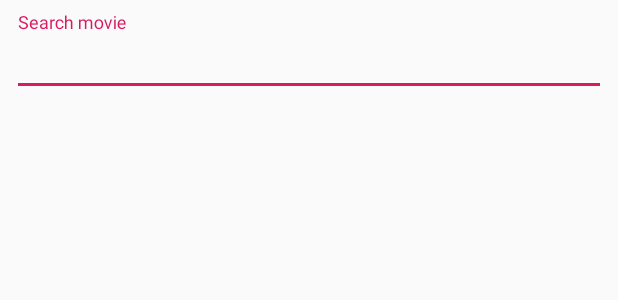
After one commit to Malrok/TMDB, an Android app: the layout fragment_search_movie_list.xml on its own in the app's theme, with its tools: preview values and no code run, on a phone screen of 412 x 824 dp. The commit adds this screen. Shown: the top 300 px of the screen. Run offline under Robolectric (Android 15) with nearby library versions, the phone set to English and light mode, and no system bars.

Commit message:
added navigation component wip: search movie fragment

```diff
--- a/app/build.gradle
+++ b/app/build.gradle
@@ -23,6 +23,7 @@ android {
 
 dependencies {
     def dagger_version = "2.23.1"
+    def nav_version = "2.1.0-alpha05"
 
     implementation fileTree(dir: 'libs', include: ['*.jar'])
     implementation "org.jetbrains.kotlin:kotlin-stdlib-jdk7:$kotlin_version"
@@ -34,6 +35,10 @@ dependencies {
     implementation 'androidx.recyclerview:recyclerview:1.1.0-alpha04'
     implementation 'androidx.cardview:cardview:1.0.0'
     implementation 'com.google.android.material:material:1.0.0'
+
+    implementation "androidx.navigation:navigation-fragment-ktx:$nav_version" // For Kotlin use navigation-fragment-ktx
+    implementation "androidx.navigation:navigation-ui-ktx:$nav_version" // For Kotlin use navigation-ui-ktx
+
 
     implementation 'com.squareup.picasso:picasso:2.71828'
     implementation 'com.jakewharton.timber:timber:4.7.1'
--- a/app/src/main/java/com/moventes/moventest/tmdb/di/AppComponent.kt
+++ b/app/src/main/java/com/moventes/moventest/tmdb/di/AppComponent.kt
@@ -14,6 +14,7 @@ import dagger.android.AndroidInjectionModule
         (AppModule::class),
         (MainActivityModule::class),
         (RecentMoviesFragmentModule::class),
+        (SearchMovieFragmentModule::class),
         (RetrofitModule::class)
     ]
 )
--- /dev/null
+++ b/app/src/main/res/layout/fragment_search_movie_list.xml
@@ -0,0 +1,28 @@
+<?xml version="1.0" encoding="utf-8"?>
+<androidx.constraintlayout.widget.ConstraintLayout xmlns:android="http://schemas.android.com/apk/res/android"
+                                                   xmlns:app="http://schemas.android.com/apk/res-auto"
+                                                   xmlns:tools="http://schemas.android.com/tools"
+                                                   android:layout_width="match_parent"
+                                                   android:layout_height="match_parent"
+                                                   tools:context=".fragments.searchmovie.SearchMovieFragment"
+>
+    <com.google.android.material.textfield.TextInputLayout
+            android:layout_width="0dp"
+            android:layout_height="wrap_content" app:layout_constraintTop_toTopOf="parent"
+            app:layout_constraintStart_toStartOf="parent" app:layout_constraintEnd_toEndOf="parent"
+            android:layout_marginStart="8dp" android:layout_marginTop="8dp" android:layout_marginEnd="8dp"
+            android:id="@+id/search">
+
+        <com.google.android.material.textfield.TextInputEditText
+                android:layout_width="match_parent"
+                android:layout_height="wrap_content"
+                android:hint="@string/search_movie_hint"/>
+    </com.google.android.material.textfield.TextInputLayout>
+    <androidx.recyclerview.widget.RecyclerView
+            android:layout_width="0dp"
+            android:layout_height="0dp" app:layout_constraintTop_toBottomOf="@+id/search"
+            app:layout_constraintEnd_toEndOf="parent"
+            app:layout_constraintBottom_toBottomOf="parent" app:layout_constraintStart_toStartOf="parent"
+            android:layout_marginTop="8dp" android:layout_marginStart="8dp" android:layout_marginEnd="8dp"
+            android:layout_marginBottom="8dp" android:id="@+id/list"/>
+</androidx.constraintlayout.widget.ConstraintLayout>
--- a/app/src/main/res/menu/bottom_navigation.xml
+++ b/app/src/main/res/menu/bottom_navigation.xml
@@ -3,13 +3,13 @@
       xmlns:app="http://schemas.android.com/apk/res-auto">
 
     <item
-            android:id="@+id/action_android"
+            android:id="@+id/recent_fragment"
             android:enabled="true"
             android:icon="@drawable/ic_movie"
             android:title="@string/bottom_navigation_menu_recent"
             app:showAsAction="ifRoom"/>
     <item
-            android:id="@+id/action_logo"
+            android:id="@+id/search_fragment"
             android:enabled="true"
             android:icon="@drawable/ic_search"
             android:title="@string/bottom_navigation_menu_search"
--- a/app/src/main/res/values/strings.xml
+++ b/app/src/main/res/values/strings.xml
@@ -2,4 +2,8 @@
     <string name="app_name">TMDB</string>
     <string name="bottom_navigation_menu_recent">Recent</string>
     <string name="bottom_navigation_menu_search">Search</string>
+
+    <!-- TODO: Remove or change this placeholder text -->
+    <string name="hello_blank_fragment">Hello blank fragment</string>
+    <string name="search_movie_hint">Search movie</string>
 </resources>
--- a/build.gradle
+++ b/build.gradle
@@ -8,7 +8,7 @@ buildscript {
 
     }
     dependencies {
-        classpath 'com.android.tools.build:gradle:3.4.0'
+        classpath 'com.android.tools.build:gradle:3.4.1'
         classpath "org.jetbrains.kotlin:kotlin-gradle-plugin:$kotlin_version"
         // NOTE: Do not place your application dependencies here; they belong
         // in the individual module build.gradle files
```
Also changed, not shown: app/src/main/java/com/moventes/moventest/tmdb/MainActivity.kt (+12 -7 lines), app/src/main/java/com/moventes/moventest/tmdb/adapters/MoviesRecyclerViewAdapter.kt (renamed from app/src/main/java/com/moventes/moventest/tmdb/fragments/recentmovies/RecentMoviesRecyclerViewAdapter.kt, +4 -4 lines), app/src/main/java/com/moventes/moventest/tmdb/di/SearchMovieFragmentModule.kt (added, +11 -0 lines), app/src/main/java/com/moventes/moventest/tmdb/fragments/OnListFragmentInteractionListener.kt (added, +7 -0 lines), app/src/main/java/com/moventes/moventest/tmdb/fragments/recentmovies/RecentMoviesFragment.kt (+3 -6 lines), app/src/main/java/com/moventes/moventest/tmdb/fragments/searchmovie/SearchMovieFragment.kt (added, +40 -0 lines), app/src/main/res/layout/activity_main.xml (+11 -5 lines), app/src/main/res/navigation/nav_graph.xml (added, +12 -0 lines).
